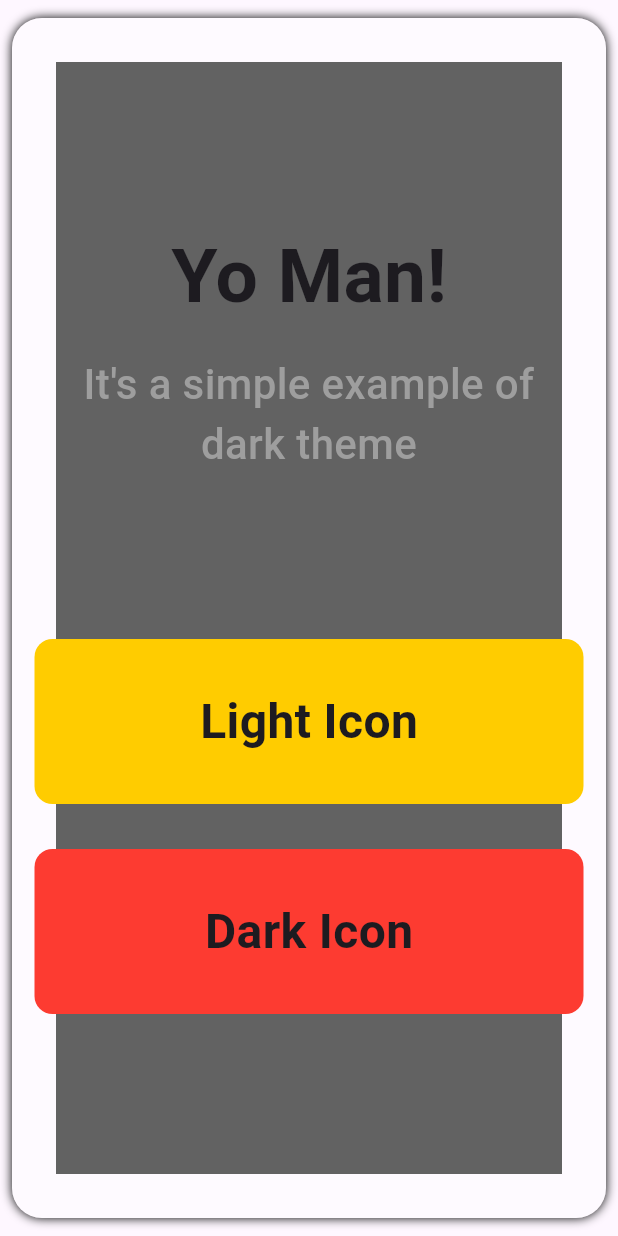
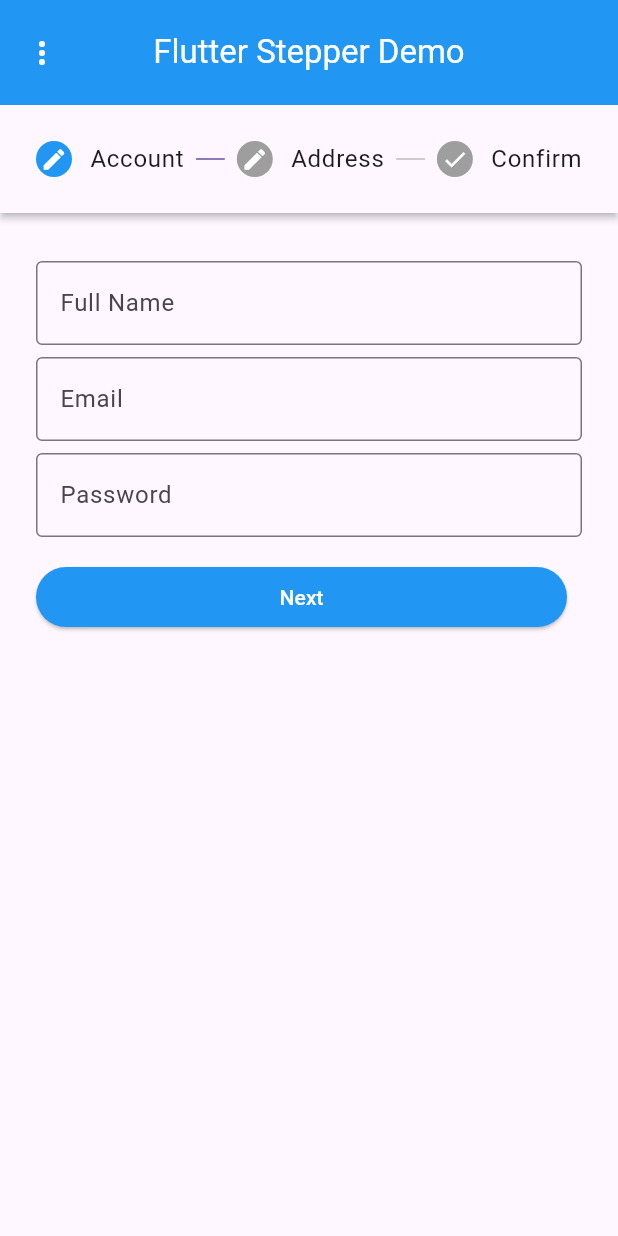
Before and after one commit to OmBharsakle/ADVANCE-FLUTTER, a Flutter app: the screen it shows after launch, on a phone screen of 412 x 824 dp. Run offline on Flutter 3.47's test engine with Material 3 defaults, Android fonts, the phone set to English and light mode, and no system bars.

Commit message:
05/07/2024

```diff
--- /dev/null
+++ b/lib/StepperWidget/StepperWidget.dart
@@ -0,0 +1,249 @@
+import 'package:flutter/material.dart';
+
+// void main() {
+//   runApp(const MyApp());
+// }
+
+class MyApp extends StatelessWidget {
+  const MyApp({Key? key}) : super(key: key);
+
+  // This widget is the root of your application.
+  @override
+  Widget build(BuildContext context) {
+    return MaterialApp(
+      title: 'Flutter Demo',
+      theme: ThemeData(
+        elevatedButtonTheme: ElevatedButtonThemeData(
+          style: ElevatedButton.styleFrom(
+            foregroundColor: Colors.white, backgroundColor: Colors.blue,
+          ),
+        ),
+      ),
+      home: const MyHomePage(),
+    );
+  }
+}
+
+class MyHomePage extends StatefulWidget {
+  const MyHomePage({Key? key}) : super(key: key);
+
+  @override
+  _MyHomePageState createState() => _MyHomePageState();
+}
+
+class _MyHomePageState extends State<MyHomePage> {
+  int _activeStepIndex = 0;
+
+  TextEditingController name = TextEditingController();
+  TextEditingController email = TextEditingController();
+  TextEditingController pass = TextEditingController();
+  TextEditingController address = TextEditingController();
+  TextEditingController pincode = TextEditingController();
+
+  List<Step> stepList() => [
+    Step(
+      stepStyle: _activeStepIndex >= 0?StepStyle(color: Colors.blue):StepStyle(color: Colors.grey),
+      state: _activeStepIndex <= 0 ? StepState.editing : StepState.complete,
+      isActive: _activeStepIndex >= 0,
+      title: Text(
+        'Account'
+      ),
+      content: Column(
+        children: [
+          const SizedBox(
+            height: 8,
+          ),
+          TextField(
+            controller: name,
+            decoration: const InputDecoration(
+              focusedBorder: OutlineInputBorder(borderSide: BorderSide(color: Colors.blue, width: 2)),
+              border: OutlineInputBorder(),
+              labelText: 'Full Name',
+            ),
+          ),
+          const SizedBox(
+            height: 8,
+          ),
+          TextField(
+            controller: email,
+            decoration: const InputDecoration(
+              focusedBorder: OutlineInputBorder(borderSide: BorderSide(color: Colors.blue, width: 2)),
+              border: OutlineInputBorder(),
+              labelText: 'Email',
+            ),
+          ),
+          const SizedBox(
+            height: 8,
+          ),
+          TextField(
+            controller: pass,
+            obscureText: true,
+            decoration: const InputDecoration(
+              focusedBorder: OutlineInputBorder(borderSide: BorderSide(color: Colors.blue, width: 2)),
+              border: OutlineInputBorder(),
+              labelText: 'Password',
+            ),
+          ),
+        ],
+      ),
+    ),
+    Step(
+        stepStyle: _activeStepIndex >= 1?StepStyle(color: Colors.blue):StepStyle(color: Colors.grey),
+        state: _activeStepIndex <= 1 ? StepState.editing : StepState.complete,
+        isActive: _activeStepIndex >= 1,
+        title: Text(
+          'Address'
+        ),
+        content: Column(
+          children: [
+            const SizedBox(
+              height: 8,
+            ),
+            TextField(
+              controller: address,
+              decoration: const InputDecoration(
+                focusedBorder: OutlineInputBorder(borderSide: BorderSide(color: Colors.blue, width: 2)),
+                border: OutlineInputBorder(),
+                labelText: 'Full House Address',
+              ),
+            ),
+            const SizedBox(
+              height: 8,
+            ),
+            TextField(
+              controller: pincode,
+              decoration: const InputDecoration(
+                focusedBorder: OutlineInputBorder(borderSide: BorderSide(color: Colors.blue, width: 2)),
+                border: OutlineInputBorder(),
+                labelText: 'Pin Code',
+              ),
+            ),
+          ],
+        )),
+    Step(
+        stepStyle: _activeStepIndex >= 2?StepStyle(color: Colors.blue):StepStyle(color: Colors.grey),
+        state: StepState.complete,
+        isActive: _activeStepIndex >= 2,
+        title: Text(
+          'Confirm'
+        ),
+        content: Column(
+          crossAxisAlignment: CrossAxisAlignment.start,
+          mainAxisAlignment: MainAxisAlignment.start,
+          children: [
+            Text('Name: ${name.text}'),
+            Text('Email: ${email.text}'),
+            const Text('Password: *****'),
+            Text('Address : ${address.text}'),
+            Text('PinCode : ${pincode.text}'),
+          ],
+        ))
+  ];
+
+  void _showBottomSheet(BuildContext context) {
+    showModalBottomSheet(
+      context: context,
+      builder: (context) {
+        return Center(
+          child: Container(
+            padding: const EdgeInsets.all(16.0),
+            height: 200,
+            child: Column(
+              mainAxisAlignment: MainAxisAlignment.center,
+              children: const [
+                Text(
+                  'Thank you!',
+                  style: TextStyle(fontSize: 24, fontWeight: FontWeight.bold),
+                ),
+                SizedBox(height: 20),
+                Text(
+                  'Your information has been submitted successfully.',
+                  textAlign: TextAlign.center,
+                ),
+              ],
+            ),
+          ),
+        );
+      },
+    );
+  }
+
+  @override
+  Widget build(BuildContext context) {
+    return Scaffold(
+      appBar: AppBar(
+        leading: isCheck?IconButton(onPressed: () {
+          setState(() {
+
+          });
+          isCheck=!isCheck;
+        },icon: Icon(Icons.more_horiz_rounded,color: Colors.white,),):IconButton(onPressed: () {
+          setState(() {
+
+          }); isCheck=!isCheck;
+        },icon: Icon(Icons.more_vert_rounded,color: Colors.white,),),
+        title: const Text('Flutter Stepper Demo', style: TextStyle(color: Colors.white),),
+        centerTitle: true,
+        backgroundColor: Colors.blue,
+        toolbarHeight: 70,
+      ),
+      body: Stepper(
+        type: isCheck?StepperType.vertical:StepperType.horizontal,
+        currentStep: _activeStepIndex,
+        steps: stepList(),
+        onStepContinue: () {
+          if (_activeStepIndex < (stepList().length - 1)) {
+            setState(() {
+              _activeStepIndex += 1;
+            });
+          } else {
+            _showBottomSheet(context);
+          }
+        },
+        onStepCancel: () {
+          if (_activeStepIndex == 0) {
+            return;
+          }
+
+          setState(() {
+            _activeStepIndex -= 1;
+          });
+        },
+        onStepTapped: (int index) {
+          setState(() {
+            _activeStepIndex = index;
+          });
+        },
+        controlsBuilder: (BuildContext context, ControlsDetails details) {
+          final isLastStep = _activeStepIndex == stepList().length - 1;
+          return Container(
+            margin: const EdgeInsets.only(top: 16),
+            child: Row(
+              children: [
+                Expanded(
+                  child: ElevatedButton(
+                    onPressed: details.onStepContinue,
+                    child: (isLastStep)
+                        ? const Text('Submit')
+                        : const Text('Next'),
+                  ),
+                ),
+                const SizedBox(
+                  width: 10,
+                ),
+                if (_activeStepIndex > 0)
+                  Expanded(
+                    child: ElevatedButton(
+                      onPressed: details.onStepCancel,
+                      child: const Text('Back'),
+                    ),
+                  ),
+              ],
+            ),
+          );
+        },
+      ),
+    );
+  }
+}
+bool isCheck=false;
--- a/lib/main.dart
+++ b/lib/main.dart
@@ -1,7 +1,8 @@
 import 'package:flutter/material.dart';
 import '1.1 Switch Dark Theme to Light Theme/dark.dart';
+import 'StepperWidget/StepperWidget.dart';
 
 void main()
 {
-  runApp(ChangeTheme());
+  runApp(MyApp());
 }
```
